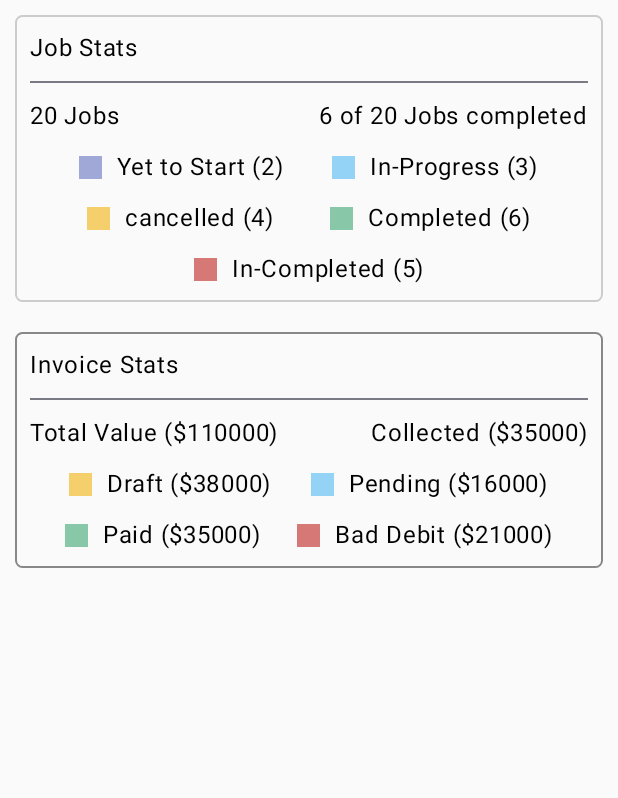
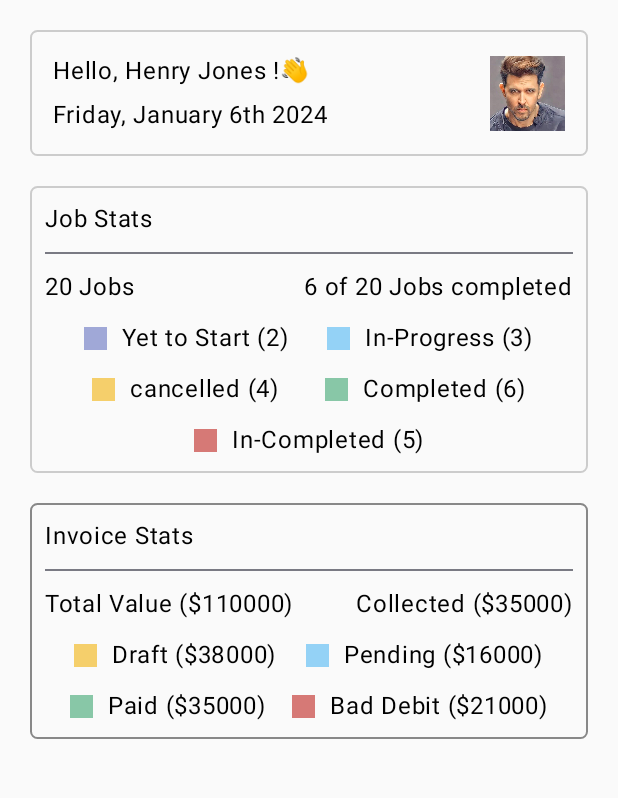
Before and after one commit to KannanGOfficial/Zuper-Dashboard, an Android app built with Jetpack Compose: the screen it shows after launch (MainActivity), on a phone screen of 412 x 824 dp, the part 96-894 px from its top. Run offline under Robolectric (Android 15) with nearby library versions, the phone set to English and light mode, and no system bars.

```diff
--- a/app/src/main/java/zuper/dev/android/dashboard/ui/dashboard/DashBoardScreen.kt
+++ b/app/src/main/java/zuper/dev/android/dashboard/ui/dashboard/DashBoardScreen.kt
@@ -1,6 +1,7 @@
 package zuper.dev.android.dashboard.ui.dashboard
 
 import androidx.compose.foundation.BorderStroke
+import androidx.compose.foundation.Image
 import androidx.compose.foundation.background
 import androidx.compose.foundation.border
 import androidx.compose.foundation.clickable
@@ -22,10 +23,13 @@ import androidx.compose.runtime.Composable
 import androidx.compose.ui.Alignment
 import androidx.compose.ui.Modifier
 import androidx.compose.ui.graphics.Color
+import androidx.compose.ui.layout.ContentScale
+import androidx.compose.ui.res.painterResource
 import androidx.compose.ui.tooling.preview.Preview
 import androidx.compose.ui.unit.dp
 import androidx.lifecycle.viewmodel.compose.viewModel
 import androidx.navigation.NavHostController
+import zuper.dev.android.dashboard.R
 import zuper.dev.android.dashboard.data.DataRepository
 import zuper.dev.android.dashboard.data.remote.ApiDataSource
 import zuper.dev.android.dashboard.ui.theme.Yellow
@@ -46,19 +50,21 @@ fun DashBoardScreen(
         DashboardViewModel(dataRepository)
     }
 
-    Box(modifier = Modifier.fillMaxSize()){
+    Box(modifier = Modifier.fillMaxSize()) {
 
         Column {
 
-            TopAppBar(title = { Text(text = "DashBoard")})
+            TopAppBar(title = { Text(text = "DashBoard") })
 
 
             Box(
                 modifier = Modifier
                     .fillMaxSize()
-                    .padding(10.dp)
+                    .padding(20.dp)
             ) {
                 Column(verticalArrangement = Arrangement.spacedBy(20.dp)) {
+
+                    GreetingCard()
 
                     JobStatusCard(uiState = viewModel.uiState) {
                         navHostController.navigate(Screens.JOBS_SCREEN.route)
@@ -70,6 +76,39 @@ fun DashBoardScreen(
     }
 }
 
+@Composable
+fun GreetingCard() {
+    Box(
+        modifier = Modifier
+            .fillMaxWidth()
+            .border(BorderStroke(1.dp, Color.LightGray), shape = RoundedCornerShape(5.dp))
+            .padding(15.dp)
+    ) {
+        Row(
+            modifier = Modifier.fillMaxWidth(),
+            verticalAlignment = Alignment.CenterVertically,
+            horizontalArrangement = Arrangement.SpaceBetween
+        ) {
+            Column(
+                verticalArrangement = Arrangement.spacedBy(5.dp)
+            ) {
+                Text(text = "Hello, Henry Jones !\uD83D\uDC4B")
+                Text(text = "Friday, January 6th 2024")
+            }
+
+            Image(
+                painter = painterResource(id = R.drawable.hri),
+                contentDescription = "profile_picture",
+                modifier = Modifier
+                    .width(50.dp)
+                    .height(50.dp),
+                contentScale = ContentScale.Crop
+            )
+
+        }
+    }
+}
+
 @Preview(showBackground = true)
 @Composable
 fun PreviewDashBoardScreen() {
@@ -77,11 +116,12 @@ fun PreviewDashBoardScreen() {
     Box(
         modifier = Modifier
             .fillMaxSize()
-            .padding(10.dp), contentAlignment = Alignment.Center
+            .padding(20.dp), contentAlignment = Alignment.Center
     ) {
 //        JobStatusCard()
 //        StatusText(progressText = "Yet to Start", progress = 10, progressColor = Color.Black)
-        InvoiceStatusCard()
+//        InvoiceStatusCard()
+        GreetingCard()
     }
 }
 
```
Also changed, not shown: app/src/main/res/drawable/hri.jpeg (added).
